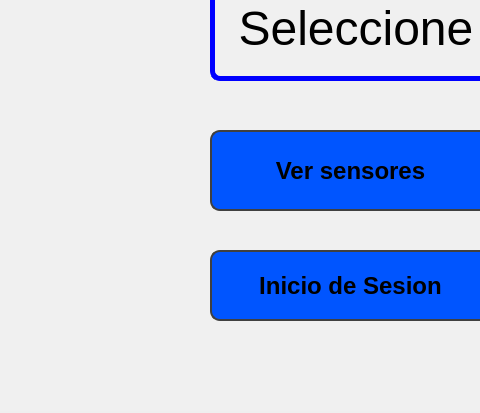
This is mainwindow.ui in molautaro/interfazAGV as Qt 5 draws it before an edit; both pictures show x 0 to 480 and y 190 to 603 of the 1026 by 603 pixel window. The edited form follows.
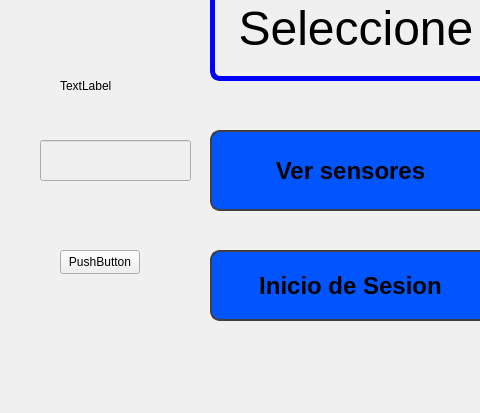
This is the edited form. The open tabs and pages were chosen to show the change.

What changed in the file:
```diff
--- a/mainwindow.ui
+++ b/mainwindow.ui
@@ -310,6 +310,42 @@
        </item>
       </layout>
      </widget>
+     <widget class="QLabel" name="label_21">
+      <property name="geometry">
+       <rect>
+        <x>60</x>
+        <y>250</y>
+        <width>91</width>
+        <height>51</height>
+       </rect>
+      </property>
+      <property name="text">
+       <string>TextLabel</string>
+      </property>
+     </widget>
+     <widget class="QLineEdit" name="lineEdit">
+      <property name="geometry">
+       <rect>
+        <x>40</x>
+        <y>330</y>
+        <width>151</width>
+        <height>41</height>
+       </rect>
+      </property>
+     </widget>
+     <widget class="QPushButton" name="pushButton_4">
+      <property name="geometry">
+       <rect>
+        <x>60</x>
+        <y>440</y>
+        <width>80</width>
+        <height>24</height>
+       </rect>
+      </property>
+      <property name="text">
+       <string>PushButton</string>
+      </property>
+     </widget>
     </widget>
     <widget class="QWidget" name="page">
      <widget class="QLabel" name="label">
```
Left out of the diff: 8 changed lines with no effect on the pictures.
